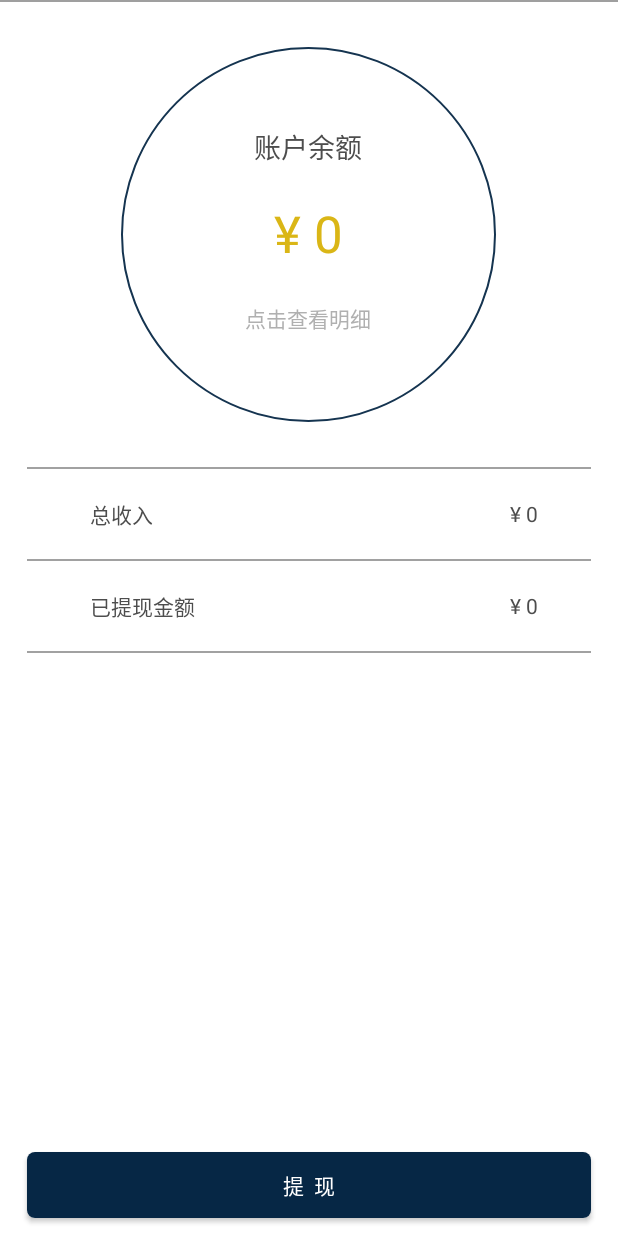
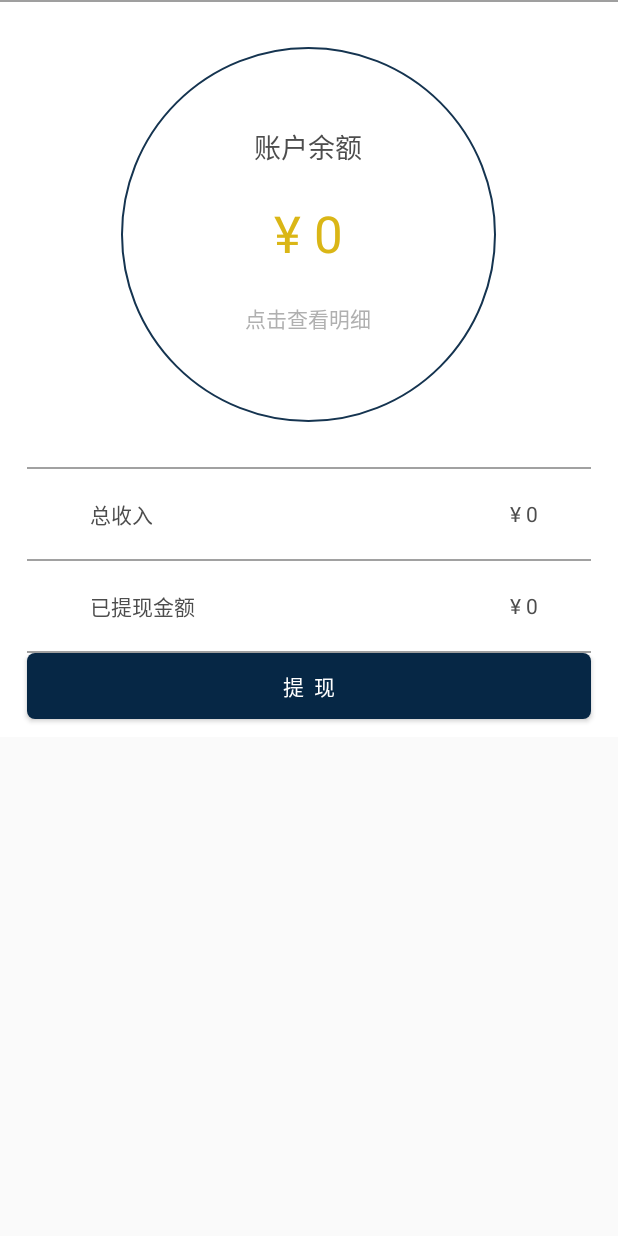
Before and after one commit to ibisTime/xn-dzt-bfront-android, an Android app: the layout activity_account.xml on its own in the app's theme, with its tools: preview values and no code run, on a phone screen of 412 x 824 dp. Run offline under Robolectric (Android 15) with nearby library versions, the phone set to English and light mode, and no system bars.

Commit message:
202需求修改

```diff
--- a/app/src/main/java/com/cdkj/hydz/module/holder/GridViewHolder.java
+++ b/app/src/main/java/com/cdkj/hydz/module/holder/GridViewHolder.java
@@ -130,7 +130,7 @@ public class GridViewHolder extends BaseHolder<List<ProductCraftModel.ProductCat
 //        });
 
         // 是否有颜色需要选择
-        if (list.get(position).getColorPcList().size() > 0) {
+        if (list.get(position) != null && list.get(position).getColorPcList() != null && list.get(position).getColorPcList().size() > 0) {
             initColorRecycle(list, position);
         }
     }
--- a/app/src/main/java/com/cdkj/hydz/module/model/ProductCraftModel.java
+++ b/app/src/main/java/com/cdkj/hydz/module/model/ProductCraftModel.java
@@ -19,7 +19,7 @@ public class ProductCraftModel {
         this.productCategoryList = productCategoryList;
     }
 
-    public static class ProductCategoryListBean{
+    public static class ProductCategoryListBean {
         /**
          * code : 145
          * kind : 0
@@ -304,7 +304,7 @@ public class ProductCraftModel {
             }
         }
 
-        public static class ColorPcList{
+        public static class ColorPcList {
             private String code;
             private String kind;
             private String type;
@@ -438,6 +438,7 @@ public class ProductCraftModel {
                 public void setIsDefault(String isDefault) {
                     this.isDefault = isDefault;
                 }
+
                 public boolean isSelect() {
                     return isSelect;
                 }
--- a/app/src/main/java/com/cdkj/hydz/module/user/account/CardActivity.java
+++ b/app/src/main/java/com/cdkj/hydz/module/user/account/CardActivity.java
@@ -64,6 +64,7 @@ public class CardActivity extends AbsBaseActivity {
     @Override
     public void afterCreate(Bundle savedInstanceState) {
 
+        setSubLeftImgState(true);
 
         if (getIntent() != null) {
             code = getIntent().getStringExtra("code");
--- a/app/src/main/java/com/cdkj/hydz/module/user/login/SettingActivity.java
+++ b/app/src/main/java/com/cdkj/hydz/module/user/login/SettingActivity.java
@@ -133,8 +133,7 @@ public class SettingActivity extends AbsBaseActivity {
 
         SPUtilHelpr.logOutClear();
         EventBus.getDefault().post(EventTags.AllFINISH);
-
-        LoginActivity.open(this, true);
+        LoginActivity.open(this, false);
         finish();
 
     }
--- a/app/src/main/res/layout/activity_account.xml
+++ b/app/src/main/res/layout/activity_account.xml
@@ -1,149 +1,155 @@
 <?xml version="1.0" encoding="utf-8"?>
 <layout xmlns:android="http://schemas.android.com/apk/res/android">
 
-    <LinearLayout
-        android:background="@color/white"
-        android:orientation="vertical"
+    <ScrollView
         android:layout_width="match_parent"
         android:layout_height="match_parent">
 
+        <LinearLayout
+            android:layout_width="match_parent"
+            android:layout_height="match_parent"
+            android:background="@color/white"
+            android:orientation="vertical">
+
             <View
-            android:background="@color/gray_9f9f9f"
                 android:layout_width="match_parent"
-            android:layout_height="1dp"/>
+                android:layout_height="1dp"
+                android:background="@color/gray_9f9f9f" />
 
             <LinearLayout
-            android:orientation="vertical"
+                android:layout_width="250dp"
+                android:layout_height="250dp"
+                android:layout_gravity="center"
+                android:layout_marginTop="30dp"
+                android:background="@drawable/corner_account"
                 android:gravity="center"
-            android:background="@drawable/corner_account"
-            android:layout_marginTop="30dp"
-            android:layout_gravity="center"
-            android:layout_width="250dp"
-            android:layout_height="250dp">
+                android:orientation="vertical">
 
                 <TextView
+                    android:layout_width="wrap_content"
+                    android:layout_height="wrap_content"
                     android:text="账户余额"
-                android:textSize="18sp"
                     android:textColor="@color/black"
-                android:layout_width="wrap_content"
-                android:layout_height="wrap_content" />
+                    android:textSize="18sp" />
 
                 <TextView
                     android:id="@+id/txt_account"
+                    android:layout_width="wrap_content"
+                    android:layout_height="wrap_content"
+                    android:layout_marginTop="21dp"
                     android:text="¥ 0"
-                android:layout_marginTop="21dp"
-                android:textSize="34sp"
                     android:textColor="@color/yellow_dab616"
-                android:layout_width="wrap_content"
-                android:layout_height="wrap_content" />
+                    android:textSize="34sp" />
 
                 <TextView
                     android:id="@+id/txt_bill"
-                android:text="点击查看明细"
+                    android:layout_width="wrap_content"
+                    android:layout_height="wrap_content"
                     android:layout_marginTop="18dp"
                     android:padding="5dp"
-                android:textSize="14sp"
+                    android:text="点击查看明细"
                     android:textColor="@color/gray_b0b0b0"
-                android:layout_width="wrap_content"
-                android:layout_height="wrap_content" />
+                    android:textSize="14sp" />
 
             </LinearLayout>
 
             <View
-            android:background="@color/gray_a1a1a1"
+                android:layout_width="match_parent"
+                android:layout_height="1dp"
                 android:layout_marginLeft="18dp"
                 android:layout_marginRight="18dp"
                 android:layout_marginTop="30dp"
-            android:layout_width="match_parent"
-            android:layout_height="1dp"/>
+                android:background="@color/gray_a1a1a1" />
 
             <LinearLayout
+                android:layout_width="match_parent"
+                android:layout_height="60dp"
                 android:layout_marginLeft="60dp"
                 android:layout_marginRight="53dp"
                 android:gravity="center_vertical"
-            android:orientation="horizontal"
-            android:layout_width="match_parent"
-            android:layout_height="60dp">
+                android:orientation="horizontal">
 
                 <TextView
+                    android:layout_width="wrap_content"
+                    android:layout_height="wrap_content"
                     android:text="总收入"
-                android:textSize="14sp"
                     android:textColor="@color/black"
-                android:layout_width="wrap_content"
-                android:layout_height="wrap_content" />
+                    android:textSize="14sp" />
 
                 <TextView
                     android:id="@+id/txt_total_account"
+                    android:layout_width="0dp"
+                    android:layout_height="wrap_content"
+                    android:layout_marginLeft="60dp"
+                    android:layout_weight="1"
                     android:gravity="right"
                     android:text="¥ 0"
-                android:textSize="14sp"
                     android:textColor="@color/black"
-                android:layout_marginLeft="60dp"
-                android:layout_width="0dp"
-                android:layout_weight="1"
-                android:layout_height="wrap_content" />
+                    android:textSize="14sp" />
 
             </LinearLayout>
 
             <View
-            android:background="@color/gray_a1a1a1"
+                android:layout_width="match_parent"
+                android:layout_height="1dp"
                 android:layout_marginLeft="18dp"
                 android:layout_marginRight="18dp"
-            android:layout_width="match_parent"
-            android:layout_height="1dp"/>
+                android:background="@color/gray_a1a1a1" />
 
             <LinearLayout
+                android:layout_width="match_parent"
+                android:layout_height="60dp"
                 android:layout_marginLeft="60dp"
                 android:layout_marginRight="53dp"
                 android:gravity="center_vertical"
-            android:orientation="horizontal"
-            android:layout_width="match_parent"
-            android:layout_height="60dp">
+                android:orientation="horizontal">
 
                 <TextView
+                    android:layout_width="wrap_content"
+                    android:layout_height="wrap_content"
                     android:text="已提现金额"
-                android:textSize="14sp"
                     android:textColor="@color/black"
-                android:layout_width="wrap_content"
-                android:layout_height="wrap_content" />
+                    android:textSize="14sp" />
 
                 <TextView
                     android:id="@+id/txt_withdraw"
+                    android:layout_width="0dp"
+                    android:layout_height="wrap_content"
+                    android:layout_marginLeft="60dp"
+                    android:layout_weight="1"
                     android:gravity="right"
                     android:text="¥ 0"
-                android:textSize="14sp"
                     android:textColor="@color/black"
-                android:layout_marginLeft="60dp"
-                android:layout_width="0dp"
-                android:layout_weight="1"
-                android:layout_height="wrap_content" />
+                    android:textSize="14sp" />
 
             </LinearLayout>
 
             <View
-            android:background="@color/gray_a1a1a1"
+                android:layout_width="match_parent"
+                android:layout_height="1dp"
                 android:layout_marginLeft="18dp"
                 android:layout_marginRight="18dp"
-            android:layout_width="match_parent"
-            android:layout_height="1dp"/>
+                android:background="@color/gray_a1a1a1" />
 
             <View
-            android:layout_weight="1"
                 android:layout_width="match_parent"
-            android:layout_height="0dp"/>
+                android:layout_height="0dp"
+                android:layout_weight="1" />
 
             <Button
                 android:id="@+id/btn_withdraw"
+                android:layout_width="match_parent"
+                android:layout_height="44dp"
+                android:layout_marginBottom="12dp"
                 android:layout_marginLeft="18dp"
                 android:layout_marginRight="18dp"
-            android:layout_marginBottom="12dp"
+                android:background="@drawable/corner_order_blue"
                 android:gravity="center"
-            android:background="@drawable/corner_order_blue"
                 android:text="提  现"
-            android:textSize="14sp"
                 android:textColor="@color/white"
-            android:layout_width="match_parent"
-            android:layout_height="44dp" />
+                android:textSize="14sp" />
 
         </LinearLayout>
+
+    </ScrollView>
 </layout>
--- a/app/src/main/res/layout/activity_setting.xml
+++ b/app/src/main/res/layout/activity_setting.xml
@@ -40,7 +40,7 @@
 
             <ImageView
                 android:id="@+id/img_photo"
-                android:src="@mipmap/photo_default"
+                android:src="@drawable/def_logo"
                 android:layout_toLeftOf="@id/img1"
                 android:layout_marginRight="12dp"
                 android:layout_marginBottom="6dp"
--- a/app/src/main/res/layout/fragment_my.xml
+++ b/app/src/main/res/layout/fragment_my.xml
@@ -44,7 +44,7 @@
                         android:layout_height="60dp"
                         android:layout_gravity="center_vertical"
                         android:scaleType="fitXY"
-                        android:src="@mipmap/photo_default" />
+                        android:src="@drawable/def_logo" />
 
                 </FrameLayout>
 
--- a/cdcommon/src/main/java/com/cdkj/baselibrary/base/BaseLazyFragment.java
+++ b/cdcommon/src/main/java/com/cdkj/baselibrary/base/BaseLazyFragment.java
@@ -7,14 +7,14 @@ public abstract class BaseLazyFragment extends BaseFragment {
 
     /**
      * 在这里实现Fragment数据的缓加载.
+     *
      * @param isVisibleToUser
      */
     @Override
     public void setUserVisibleHint(boolean isVisibleToUser) {
         super.setUserVisibleHint(isVisibleToUser);
-        if(getUserVisibleHint()) {
+        if (getUserVisibleHint()) {
             lazyLoad();
-
         } else {
             onInvisible();
         }
--- a/cdcommon/src/main/java/com/cdkj/baselibrary/nets/RetrofitUtils.java
+++ b/cdcommon/src/main/java/com/cdkj/baselibrary/nets/RetrofitUtils.java
@@ -56,10 +56,10 @@ public class RetrofitUtils {
 //        return "http://47.96.161.183:3301/forward-service/";
 
         // 研发
-        return "http://121.43.101.148:8901/forward-service/";
+//        return "http://121.43.101.148:8901/forward-service/";
 
         // 上线
-//        return "http://116.62.241.53:8901/forward-service/";
+        return "http://116.62.241.53:8901/forward-service/";
 
     }
 
--- a/cdcommon/src/main/res/layout/activity_webview.xml
+++ b/cdcommon/src/main/res/layout/activity_webview.xml
@@ -16,12 +16,6 @@
         android:max="100"
         android:progressDrawable="@drawable/shape_progress"/>
 
-    <WebView
-        android:id="@+id/webView"
-        android:layout_width="fill_parent"
-        android:layout_height="fill_parent"
-        />
-
 
 </LinearLayout>
 </layout>
```
Also changed, not shown: app/src/main/java/com/cdkj/hydz/module/adapter/ProductCraftAdapter.java (+4 -3 lines), app/src/main/java/com/cdkj/hydz/module/main/MainFragment.java (+6 -4 lines), app/src/main/java/com/cdkj/hydz/module/man/ManActivity.java (+37 -37 lines), app/src/main/java/com/cdkj/hydz/module/model/ManModel.java (+5 -5 lines), cdcommon/src/main/java/com/cdkj/baselibrary/activitys/WebViewActivity.java (+23 -15 lines), cdcommon/src/main/java/com/cdkj/baselibrary/appmanager/SPUtilHelpr.java (+35 -32 lines), cdcommon/src/main/java/com/cdkj/baselibrary/nets/OnOkFailure.java (+7 -3 lines), app/src/main/res/mipmap-xhdpi/photo_default.png (deleted). Lines whose indentation alone changed are shown as unchanged.
